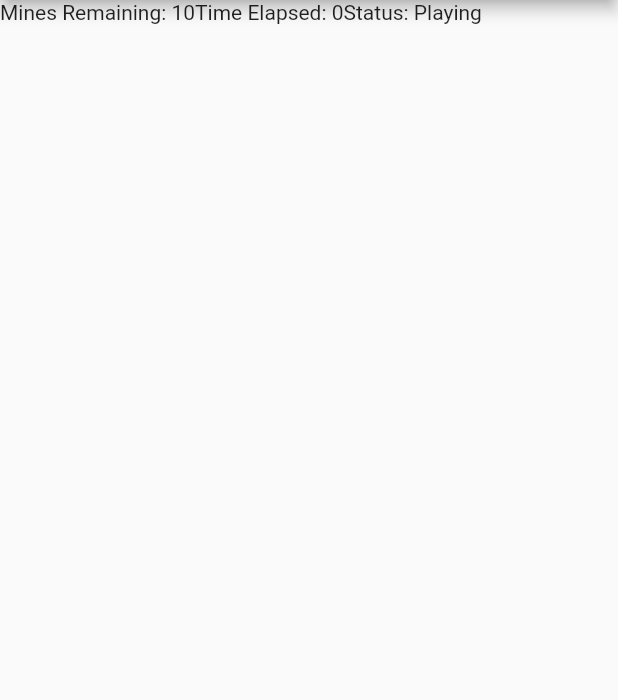
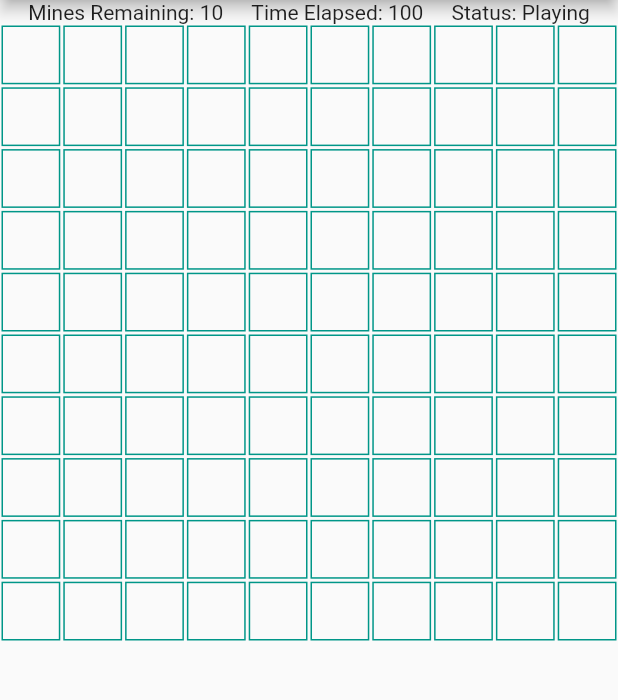
Before and after one commit to jgch88/katas, a Flutter app: the screen it shows after launch, on a phone screen of 412 x 824 dp, the part 84-784 px from its top. Run offline on Flutter 3.47's test engine with Material 2 defaults, Android fonts, the phone set to English and light mode, and no system bars; our stand-ins replace rxdart; missing offline and left inert: test.

Commit message:
displayed border cells, adjusted alignment and using dummy data to populate stateless widget

```diff
--- a/minesweeper/dart/flutter/minesweeper_flutter_app/lib/src/screens/game_screen.dart
+++ b/minesweeper/dart/flutter/minesweeper_flutter_app/lib/src/screens/game_screen.dart
@@ -3,7 +3,10 @@ import 'package:flutter/material.dart';
 class GameScreen extends StatelessWidget {
   final int timeElapsedInSeconds = 0;
   final List<List<String>> displayedBoardData = [];
-  final List<List<String>> dummyData =
+  final int dummyMinesRemaining = 10;
+  final int dummyTimeElapsed = 100;
+  final String dummyGameStatus = 'Playing';
+  final List<List<String>> dummyBoardData =
   /*
   [
     [' ', ' '],
@@ -41,27 +44,36 @@ class GameScreen extends StatelessWidget {
 
   Widget drawInfoPanel() {
     return Row(
-      children: <Widget>[
-        Text('Mines Remaining: 10'),
-        Text('Time Elapsed: 0'),
-        Text('Status: Playing'),
+        mainAxisAlignment: MainAxisAlignment.spaceEvenly,
+        children: <Widget>[
+        Text('Mines Remaining: $dummyMinesRemaining'),
+        Text('Time Elapsed: $dummyTimeElapsed'),
+        Text('Status: $dummyGameStatus'),
       ]
     );
   }
 
   Widget drawBoard() {
-    int rows = dummyData.length;
-    int cols = dummyData[0].length;
+    int rows = dummyBoardData.length;
+    int cols = dummyBoardData[0].length;
     int cellCount = rows * cols;
     return GridView.count(
       crossAxisCount: rows,
+      childAspectRatio: 1,
       children: List.generate(cellCount, (index) {
         int row = (index / rows).floor();
         int col = index.remainder(rows);
-        return Center(
-          child: Text(
-            '${dummyData[row][col]}'
-          )
+        return Container(
+          margin: EdgeInsets.all(1),
+          padding: EdgeInsets.all(1),
+          decoration: BoxDecoration(
+              border: Border.all(color: Colors.teal)
+          ),
+          child: Center (
+            child: Text(
+                '${dummyBoardData[row][col]}'
+            ),
+          ),
         );
       }),
     );
```
